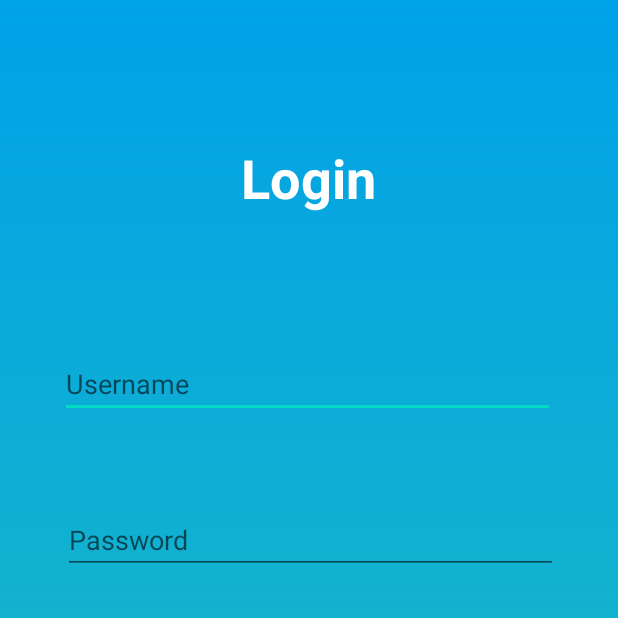
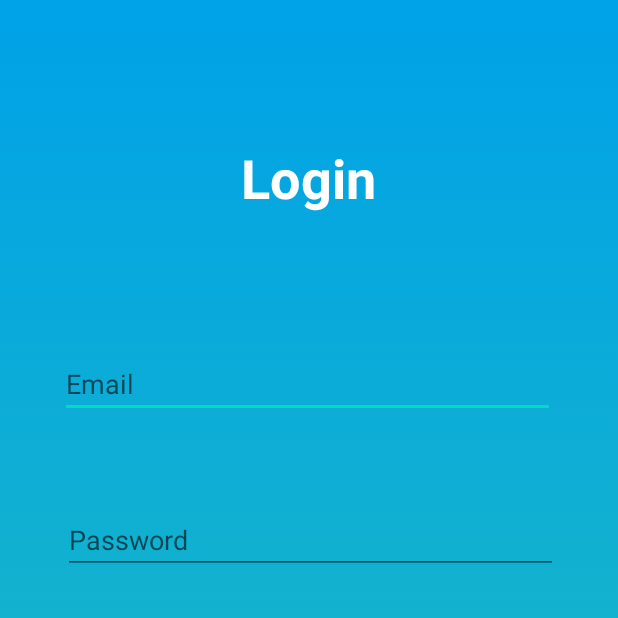
Before and after one commit to nicomate/Medico, an Android app: the LoginActivity screen opened directly, with no data from a screen before it, on a phone screen of 412 x 824 dp, the top half of it. Run offline under Robolectric (Android 15) with nearby library versions, the phone set to English and light mode, and no system bars; our stand-ins replace Firebase (no records; nobody signed in at launch, a user with empty details on screens opened directly); Roboto replaces fonts that are not available here; 1 statement that could not run was skipped.

Commit message:
final update

```diff
--- a/app/src/main/java/com/example/medico/Adapter/NoteItemsAdapter.java
+++ b/app/src/main/java/com/example/medico/Adapter/NoteItemsAdapter.java
@@ -78,10 +78,6 @@ public class NoteItemsAdapter extends RecyclerView.Adapter<NoteItemsAdapter.View
         notifyItemRemoved(position);
     }
 
-    public List<NoteModel> getData(int position) {
-        return noteModelList;
-    }
-
     public String getId(int position){
         return noteModelList.get(position).getId();
     }
--- a/app/src/main/java/com/example/medico/Fragments/ForumFragment.java
+++ b/app/src/main/java/com/example/medico/Fragments/ForumFragment.java
@@ -72,6 +72,7 @@ public class ForumFragment extends Fragment {
 
         forumPostAdapter =  new ForumPostAdapter(getContext(),forumPostList);
         rv_forum.setAdapter(forumPostAdapter);
+
         ReadPosts();
         Log.d(TAG, "onCreateView: ReadPosts method");
 
@@ -129,7 +130,7 @@ public class ForumFragment extends Fragment {
             public int getMovementFlags(@NonNull RecyclerView recyclerView, @NonNull RecyclerView.ViewHolder viewHolder) {
                 try{
                     if (forumPostAdapter.getPostedBy(viewHolder.getAdapterPosition()).equals(FirebaseAuth.getInstance().getCurrentUser().getUid())) {
-                        //do nothing;
+                        //only the delete post if the user create that post
                     }
                     else {
                         return 0;
--- a/app/src/main/res/layout/activity_login.xml
+++ b/app/src/main/res/layout/activity_login.xml
@@ -32,7 +32,7 @@
         android:layout_marginEnd="20dp"
         android:ems="10"
         android:fontFamily="@font/roboto"
-        android:hint="Username"
+        android:hint="Email"
         android:inputType="textEmailAddress"
         android:textSize="18sp"
         app:layout_constraintEnd_toEndOf="parent"
```
Also changed, not shown: 1 other file.
